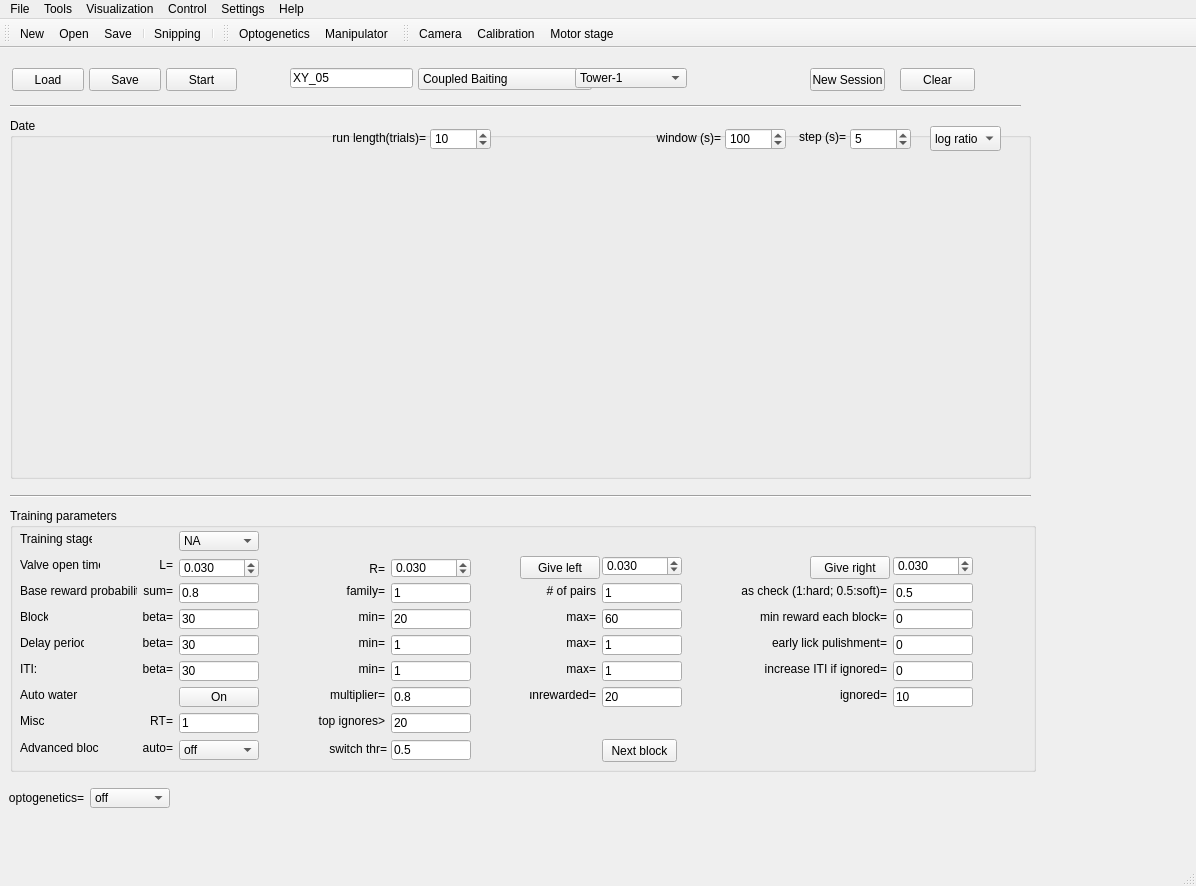
This is src/foraging_gui/ForagingGUI.ui in AllenNeuralDynamics/dynamic-foraging-task as Qt 5 draws it before an edit. The edited form follows.
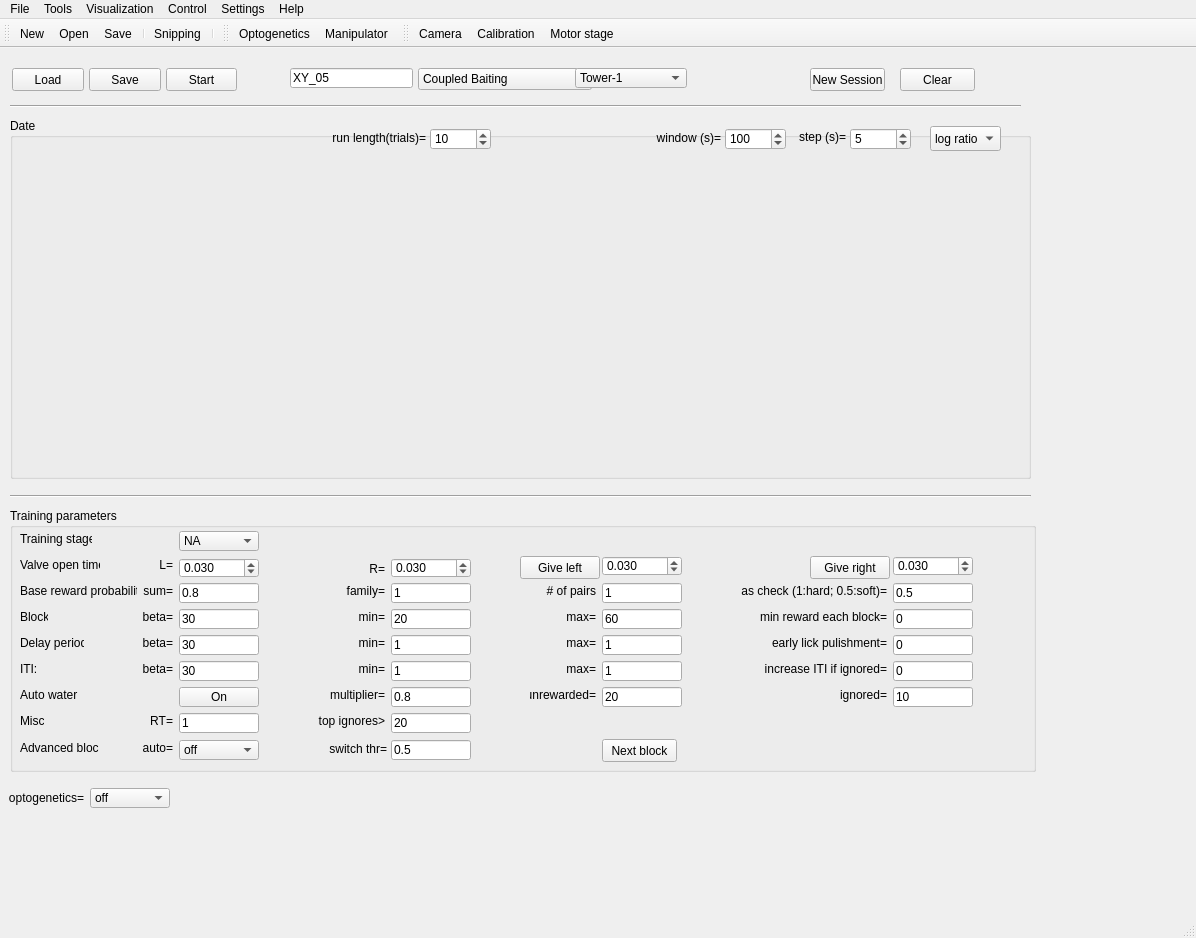
This is the edited form. Icons and pictures are not drawn.

Commit message: Generating laser waveform for optogenetics

```diff
--- a/src/foraging_gui/ForagingGUI.ui
+++ b/src/foraging_gui/ForagingGUI.ui
@@ -10,7 +10,7 @@
     <x>0</x>
     <y>0</y>
     <width>1196</width>
-    <height>886</height>
+    <height>938</height>
    </rect>
   </property>
   <property name="sizePolicy">
@@ -1586,6 +1586,28 @@
      <set>Qt::AlignRight|Qt::AlignTrailing|Qt::AlignVCenter</set>
     </property>
    </widget>
+   <widget class="QLabel" name="WarningLabel">
+    <property name="geometry">
+     <rect>
+      <x>20</x>
+      <y>830</y>
+      <width>1151</width>
+      <height>31</height>
+     </rect>
+    </property>
+    <property name="text">
+     <string/>
+    </property>
+    <property name="textFormat">
+     <enum>Qt::AutoText</enum>
+    </property>
+    <property name="scaledContents">
+     <bool>false</bool>
+    </property>
+    <property name="alignment">
+     <set>Qt::AlignCenter</set>
+    </property>
+   </widget>
   </widget>
   <widget class="QMenuBar" name="menubar">
    <property name="geometry">
```
The commit also changes 2 other files.
